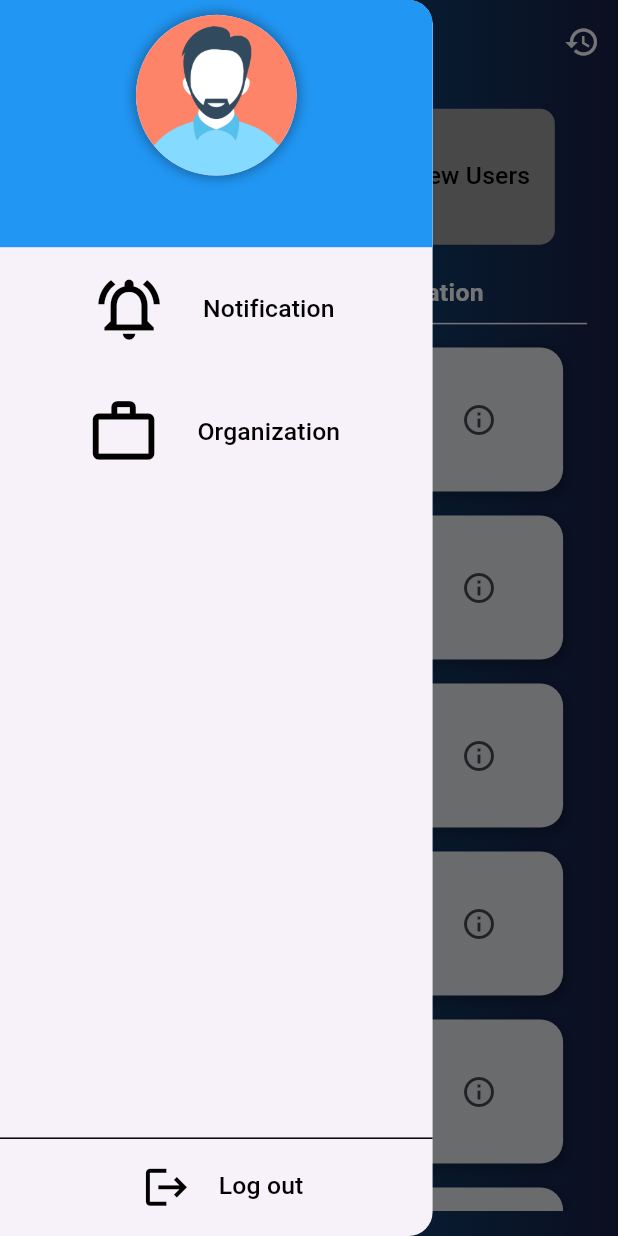
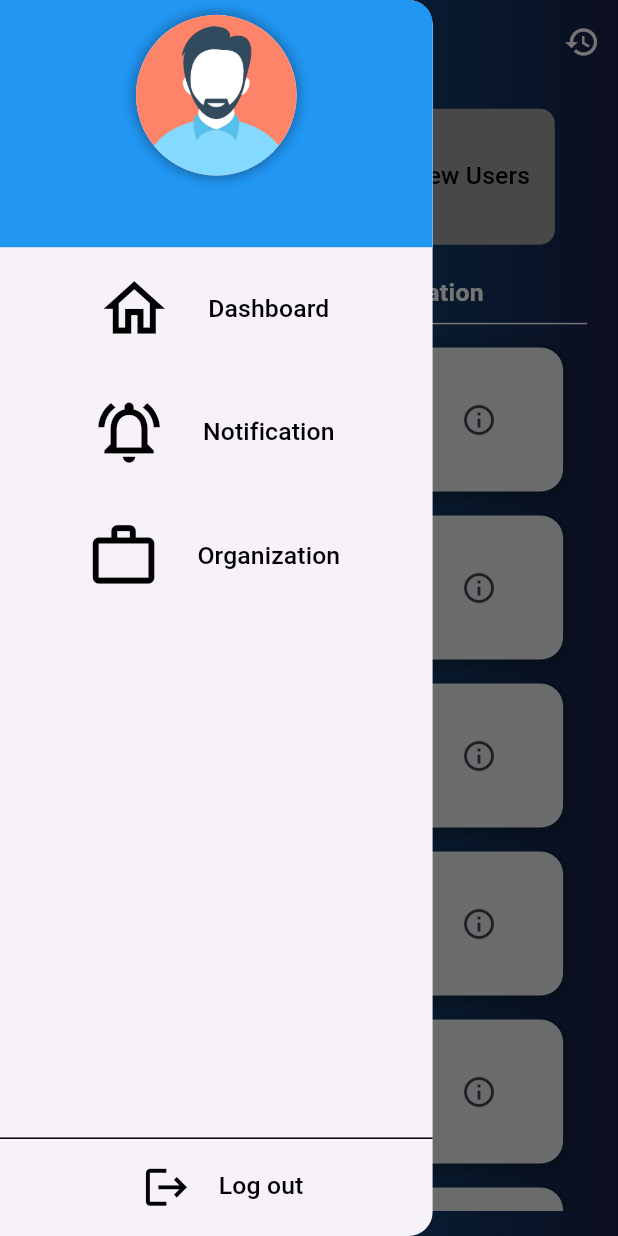
Before and after one commit to Labbi-capstone/labbi_frontend, a Flutter app: the AdminOrgHomePage screen opened by its route, with the side drawer open, on a phone screen of 412 x 824 dp. Run offline on Flutter 3.47's test engine with Material 3 defaults, Android fonts, the phone set to English and light mode, and no system bars; our stand-ins replace fl_chart, flutter_dotenv, flutter_riverpod, flutter_switch, font_awesome_flutter, google_fonts and 5 more; accounts and stored records are empty; network calls fail.

Commit message:
roll back some changes

```diff
--- a/lib/app/models/menu_item_model.dart
+++ b/lib/app/models/menu_item_model.dart
@@ -15,11 +15,11 @@ class MenuItemModel {
 }
 
 final List<MenuItemModel> userMenuItems = [
-  // MenuItemModel(
-  //   icon: Icons.home_outlined,
-  //   label: 'Dashboard',
-  //   route: const DashboardPage(),
-  // ),
+  MenuItemModel(
+    icon: Icons.home_outlined,
+    label: 'Dashboard',
+    route: const DashboardPage(),
+  ),
   MenuItemModel(
     icon: Icons.notifications_active_outlined,
     label: 'Notification',
@@ -33,11 +33,11 @@ final List<MenuItemModel> userMenuItems = [
 ];
 
 final List<MenuItemModel> adminMenuItems = [
-  // MenuItemModel(
-  //   icon: Icons.home_outlined,
-  //   label: 'Dashboard',
-  //   route: const DashboardPage(),
-  // ),
+  MenuItemModel(
+    icon: Icons.home_outlined,
+    label: 'Dashboard',
+    route: const DashboardPage(),
+  ),
   MenuItemModel(
     icon: Icons.dashboard_outlined,
     label: 'Control Panel',
@@ -56,11 +56,11 @@ final List<MenuItemModel> adminMenuItems = [
 ];
 
 final List<MenuItemModel> developerMenuItems = [
-  // MenuItemModel(
-  //   icon: Icons.home_outlined,
-  //   label: 'Dashboard',
-  //   route: const DashboardPage(),
-  // ),
+  MenuItemModel(
+    icon: Icons.home_outlined,
+    label: 'Dashboard',
+    route: const DashboardPage(),
+  ),
   MenuItemModel(
     icon: Icons.dashboard_outlined,
     label: 'Control Panel',
--- a/lib/main.dart
+++ b/lib/main.dart
@@ -56,7 +56,7 @@ class MyApp extends StatelessWidget {
       routes: {
         Routes.login: (context) => const LoginPage(),
         Routes.register: (context) => const RegisterPage(),
-        // Routes.dashboard: (context) => const DashboardPage(),
+        Routes.dashboard: (context) => const DashboardPage(),
         Routes.userProfilePage: (context) => const UserProfilePage(),
         Routes.editUserProfilePage: (context) => const EditUserProfilePage(),
         Routes.notificationPage: (context) => const NotificationPage(),
```
